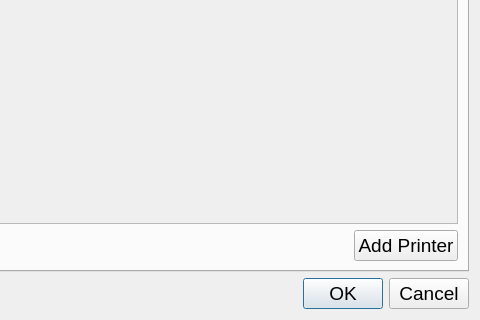
Before: the Qt Designer form creator_administrator/printer/ui/settings_dialog.ui in GijsGroote/creator_administrator, drawn with Qt 5; both pictures show x 361 to 841 and y 569 to 889 of the 841 by 889 pixel window.
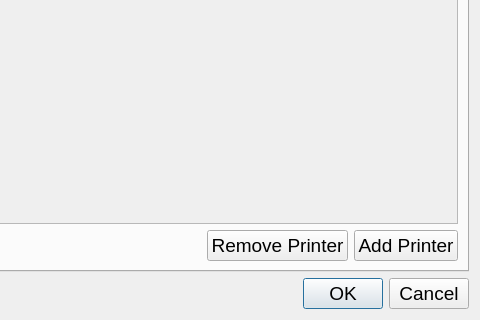
After: the same form once the commit is applied. Custom widgets are drawn as their Qt base class.

```diff
--- a/creator_administrator/printer/ui/settings_dialog.ui
+++ b/creator_administrator/printer/ui/settings_dialog.ui
@@ -977,6 +977,13 @@
                </property>
               </spacer>
              </item>
+             <item>
+              <widget class="QPushButton" name="removePrinterPushButton">
+               <property name="text">
+                <string>Remove Printer</string>
+               </property>
+              </widget>
+             </item>
              <item>
               <widget class="QPushButton" name="addPrinterPushButton">
                <property name="text">
```
